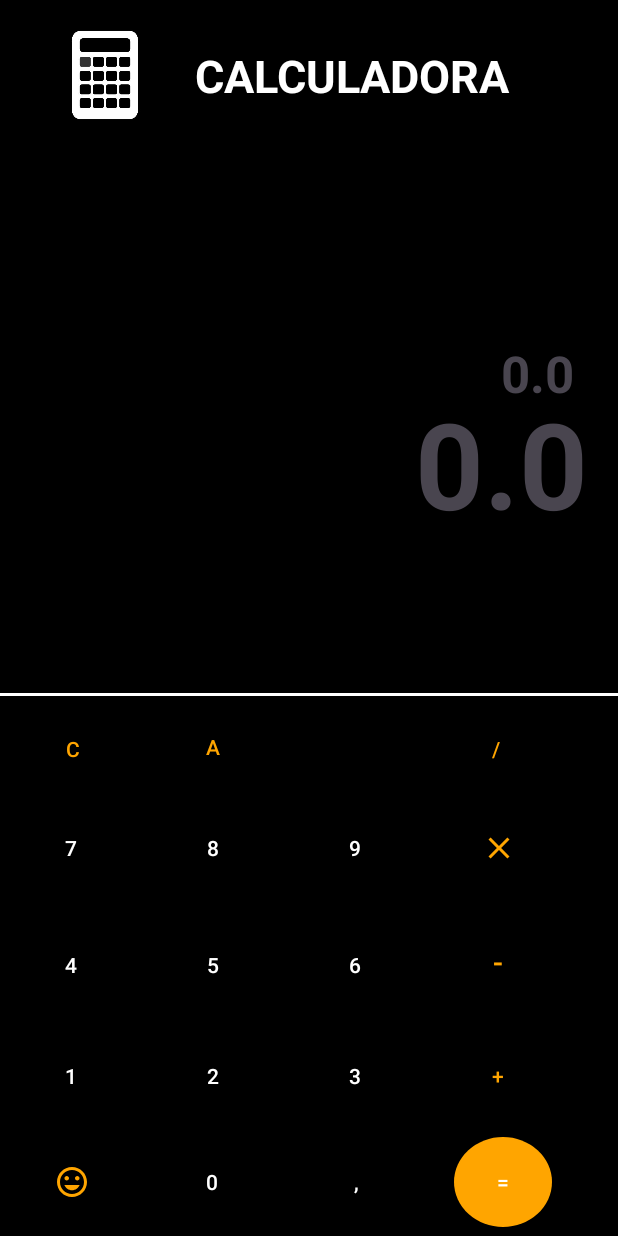
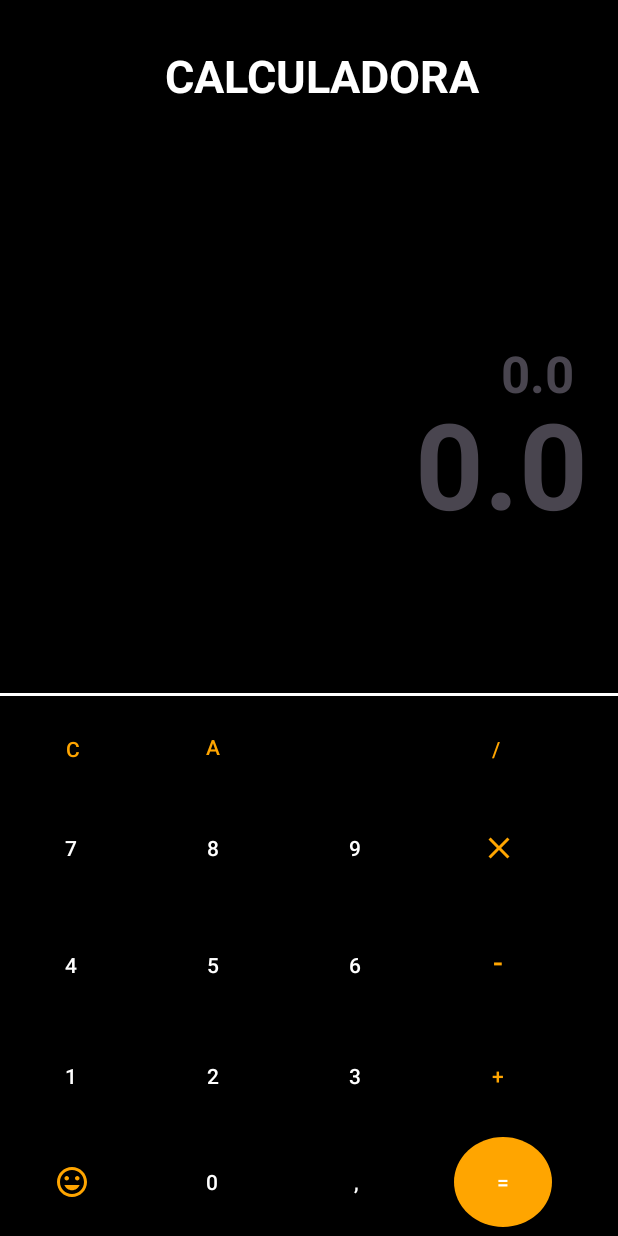
Before and after one commit to DanielBrisch/CalculadoraAndroidNative, an Android app: the screen it shows after launch (MainActivity), on a phone screen of 412 x 824 dp. Run offline under Robolectric (Android 15) with nearby library versions, the phone set to English and light mode, and no system bars.

Commit message:
commit Tirando Icone feio

```diff
--- a/app/src/main/res/layout/activity_main.xml
+++ b/app/src/main/res/layout/activity_main.xml
@@ -3,19 +3,6 @@
     android:layout_height="match_parent"
     android:background="@color/black">
 
-    <LinearLayout
-        android:layout_width="match_parent"
-        android:layout_height="wrap_content"
-        android:layout_centerHorizontal="true"
-        android:orientation="horizontal">
-
-        <ImageView
-            android:id="@+id/myImageView"
-            android:layout_width="100dp"
-            android:layout_height="100dp"
-            android:layout_marginRight="10dp"
-            android:layout_marginLeft="20dp"
-            android:src="@drawable/calculadora" />
 
     <TextView
         android:id="@+id/txtName"
@@ -23,11 +10,11 @@
         android:layout_height="wrap_content"
         android:text="CALCULADORA"
         android:textStyle="bold"
+
         android:textColor="@color/white"
         android:layout_marginTop="30dp"
+        android:layout_marginLeft="110dp"
         android:textSize="30dp"/>
-
-    </LinearLayout>
 
 
     <FrameLayout
```
Also changed, not shown: app/src/main/res/drawable/calculadora.jpg (deleted). Lines whose indentation alone changed are shown as unchanged.
